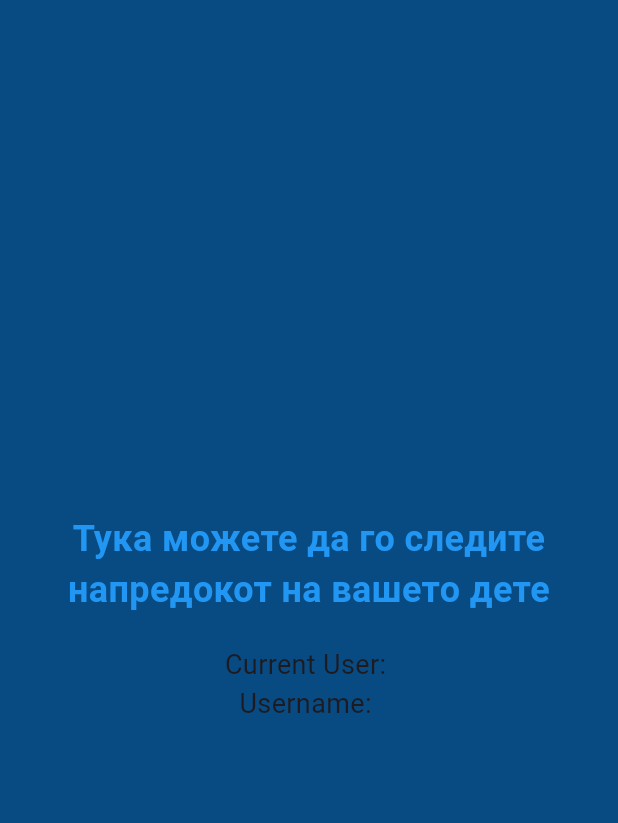
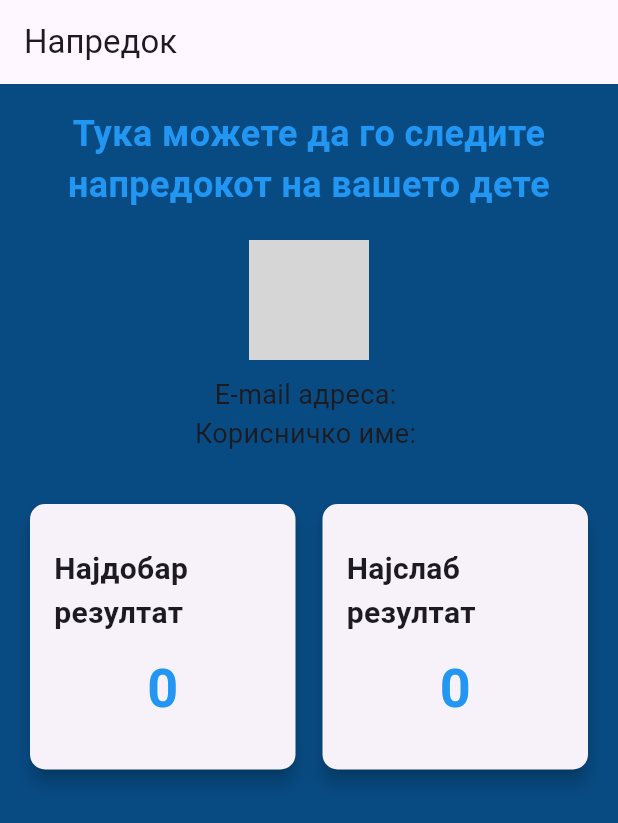
Before and after one commit to Solunska/my-assistant, a Flutter app: the ProgressScreen screen opened directly, on a phone screen of 412 x 824 dp. Shown: the top 823 px of the screen. Run offline on Flutter 3.47's test engine with Material 3 defaults, Android fonts, the phone set to English and light mode, and no system bars; our stand-ins replace audioplayers, confetti, firebase_auth, firebase_core, fluttertoast; accounts and stored records are empty; network calls fail; grey boxes are pictures that could not be loaded.

Commit message:
progress screen design update

```diff
--- a/lib/screens/progress.dart
+++ b/lib/screens/progress.dart
@@ -27,9 +27,14 @@ class _ProgressScreenState extends State<ProgressScreen> {
   @override
   Widget build(BuildContext context) {
     return Scaffold(
+      appBar: AppBar(
+        title: Text('Напредок'),
+      ),
       body: Center(
+        child: Padding(
+          padding: const EdgeInsets.all(16.0),
           child: Column(
-          mainAxisAlignment: MainAxisAlignment.center,
+            mainAxisAlignment: MainAxisAlignment.start,
             children: [
               Text(
                 'Тука можете да го следите напредокот на вашето дете',
@@ -44,19 +49,71 @@ class _ProgressScreenState extends State<ProgressScreen> {
               _currentUser != null
                   ? Column(
                       children: [
+                        CircleAvatar(
+                          radius: 40.0,
+                          backgroundImage: NetworkImage(_currentUser!.photoURL ?? 'https://example.com/default-avatar.png'), // Provide a default avatar URL
+                        ),
+                        SizedBox(height: 10.0),
                         Text(
-                        'Current User: ${_currentUser!.email}',
+                          'E-mail адреса: ${_currentUser!.email}',
                           style: TextStyle(fontSize: 18.0),
                         ),
                         Text(
-                        'Username: ${_currentUser!.displayName}',
+                          'Корисничко име: ${_currentUser!.displayName ?? 'No username'}',
                           style: TextStyle(fontSize: 18.0),
                         ),
                       ],
                     )
                   : Text(
-                    'No user is currently logged in.',
+                      'Моментално нема најавен корисник',
                       style: TextStyle(fontSize: 18.0),
+                    ),
+              SizedBox(height: 30.0),
+              Expanded(
+                child: GridView.count(
+                  crossAxisCount: 2,
+                  crossAxisSpacing: 10.0,
+                  mainAxisSpacing: 10.0,
+                  children: [
+                    _buildStatCard('Најдобар резултат', '0'), // Replace '0' with actual best score
+                    _buildStatCard('Најслаб резултат', '0'), // Replace '0' with actual worst score
+                    // Add more cards if needed
+                  ],
+                ),
+              ),
+            ],
+          ),
+        ),
+      ),
+    );
+  }
+
+  Widget _buildStatCard(String title, String score) {
+    return Card(
+      shape: RoundedRectangleBorder(
+        borderRadius: BorderRadius.circular(10.0),
+      ),
+      elevation: 5.0,
+      child: Padding(
+        padding: const EdgeInsets.all(16.0),
+        child: Column(
+          mainAxisAlignment: MainAxisAlignment.center,
+          children: [
+            Text(
+              title,
+              style: TextStyle(
+                fontSize: 20.0,
+                fontWeight: FontWeight.bold,
+              ),
+            ),
+            SizedBox(height: 10.0),
+            Text(
+              score,
+              style: TextStyle(
+                fontSize: 36.0,
+                color: Colors.blue,
+                fontWeight: FontWeight.bold,
+              ),
             ),
           ],
         ),
```
Lines whose indentation alone changed are shown as unchanged.
